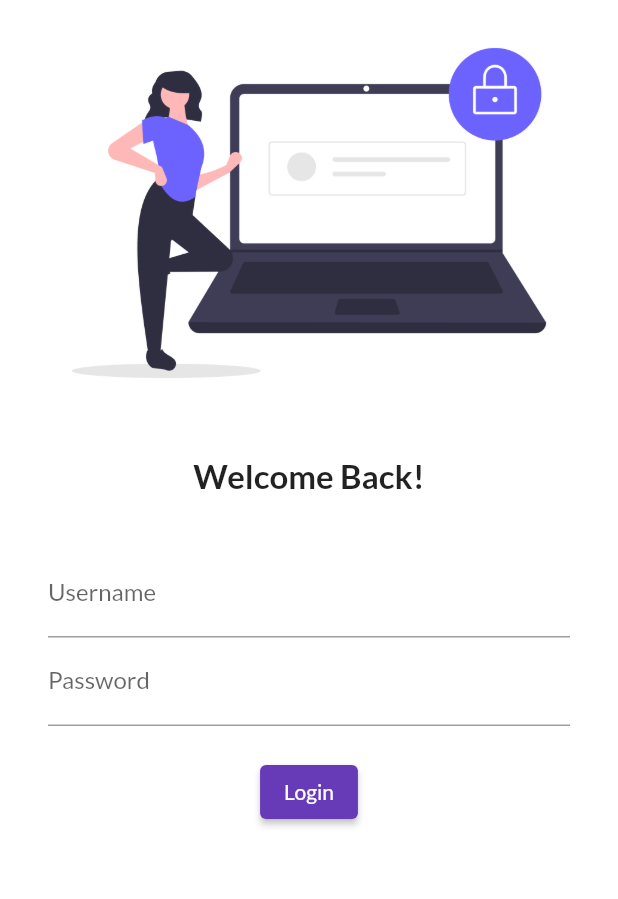
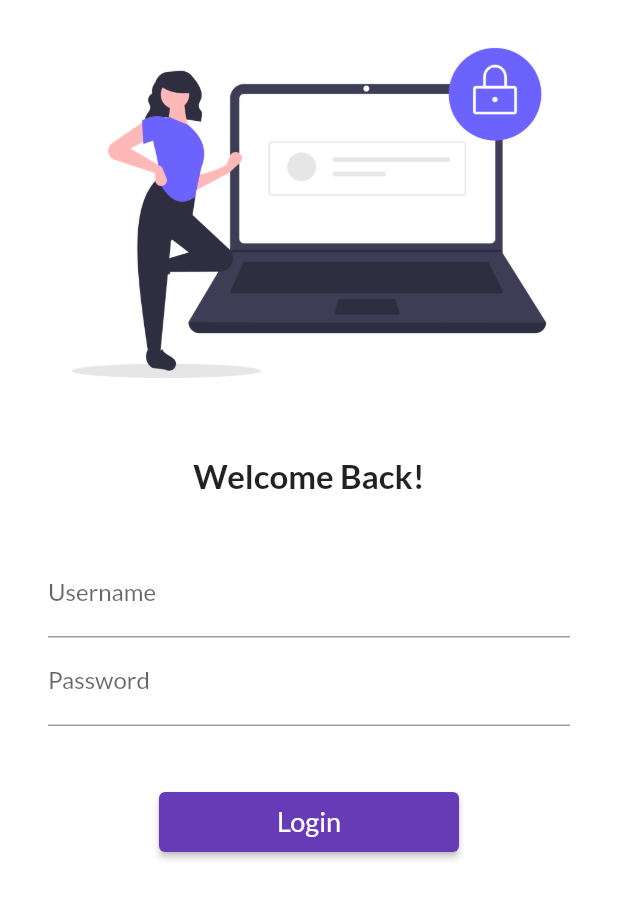
Before and after one commit to ronyaburaihan/flutter_basic_app, a Flutter app: the screen it shows after launch, on a phone screen of 412 x 824 dp. Shown: the top 899 px of the screen. Run offline on Flutter 3.47's test engine with Material 2 defaults, Android fonts, the phone set to English and light mode, and no system bars; our stand-ins replace google_fonts.

Commit message:
SingleChildScrollView & Navigator added

```diff
--- a/lib/main.dart
+++ b/lib/main.dart
@@ -1,6 +1,7 @@
 import 'package:flutter/material.dart';
 import 'package:flutter_basic_app/pages/home_page.dart';
 import 'package:flutter_basic_app/pages/login_page.dart';
+import 'package:flutter_basic_app/utils/routes.dart';
 import 'package:google_fonts/google_fonts.dart';
 
 void main() {
@@ -15,14 +16,13 @@ class MyApp extends StatelessWidget {
       themeMode: ThemeMode.light,
       theme: ThemeData(
           primarySwatch: Colors.deepPurple,
-          textTheme: GoogleFonts.latoTextTheme()
-      ),
+          textTheme: GoogleFonts.latoTextTheme()),
       darkTheme: ThemeData(brightness: Brightness.dark),
-      initialRoute: "/login",
+      initialRoute: "/",
       routes: {
         "/": (context) => LoginPage(),
-        "/login": (context) => LoginPage(),
-        "/home": (context) => HomePage()
+        AppRoutes.homeRoute: (context) => HomePage(),
+        AppRoutes.loginRoute: (context) => LoginPage()
       },
     );
   }
--- a/lib/pages/login_page.dart
+++ b/lib/pages/login_page.dart
@@ -1,10 +1,12 @@
 import 'package:flutter/material.dart';
+import 'package:flutter_basic_app/utils/routes.dart';
 
 class LoginPage extends StatelessWidget {
   @override
   Widget build(BuildContext context) {
     return Material(
         color: Colors.white,
+        child: SingleChildScrollView(
           child: Column(
             children: [
               Image.asset(
@@ -18,8 +20,8 @@ class LoginPage extends StatelessWidget {
               ),
               SizedBox(height: 20),
               Padding(
-              padding:
-                  const EdgeInsets.symmetric(vertical: 16.0, horizontal: 32.0),
+                padding: const EdgeInsets.symmetric(
+                    vertical: 16.0, horizontal: 32.0),
                 child: Column(
                   children: [
                     TextFormField(
@@ -31,14 +33,20 @@ class LoginPage extends StatelessWidget {
                       decoration: InputDecoration(
                           labelText: "Password", hintText: "Enter Password"),
                     ),
-                  SizedBox(height: 20),
+                    SizedBox(height: 40),
                     ElevatedButton(
-                      onPressed: () => {print("Hello Flutter")},
-                      child: Text("Login"))
+                        style: TextButton.styleFrom(minimumSize: Size(200, 40)),
+                        onPressed: () =>
+                            {Navigator.pushNamed(context, AppRoutes.homeRoute)},
+                        child: Text(
+                          "Login",
+                          style: TextStyle(fontSize: 18),
+                        ))
                   ],
                 ),
               )
             ],
+          ),
         ));
   }
 }
--- /dev/null
+++ b/lib/utils/routes.dart
@@ -0,0 +1,4 @@
+class AppRoutes {
+  static String homeRoute = "/home";
+  static String loginRoute = "/login";
+}
```
Lines whose indentation alone changed are shown as unchanged.
